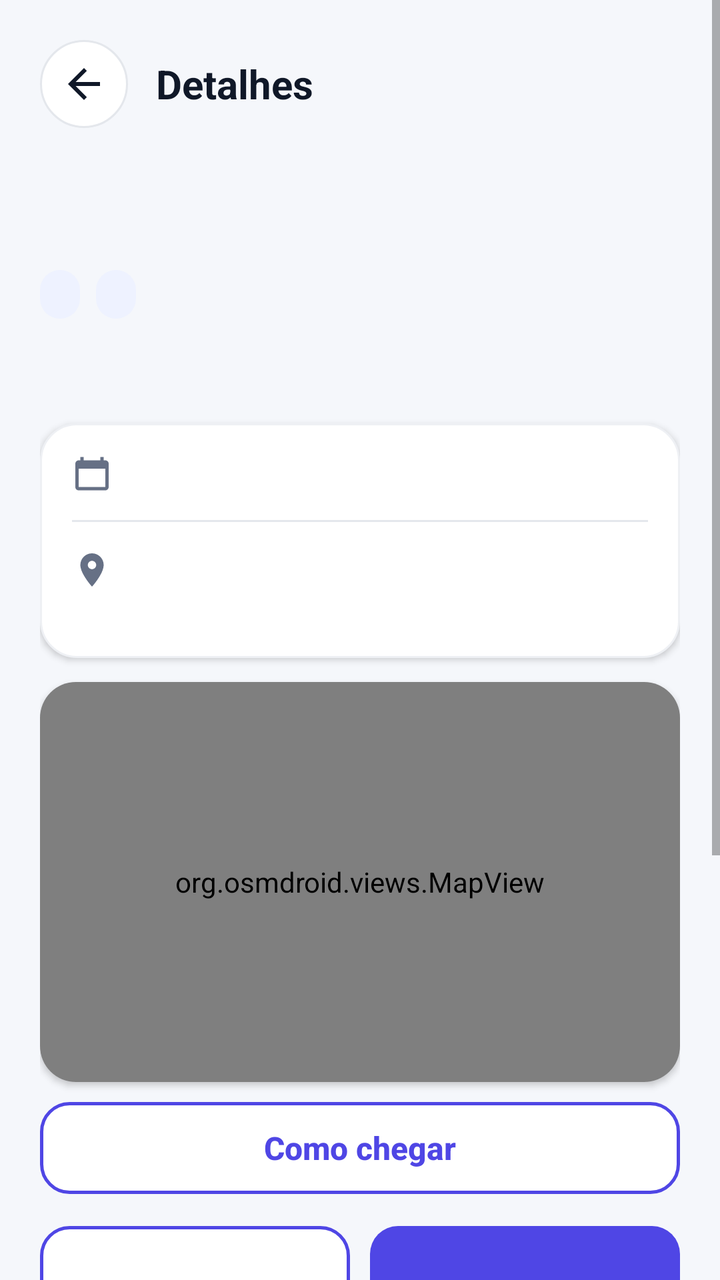
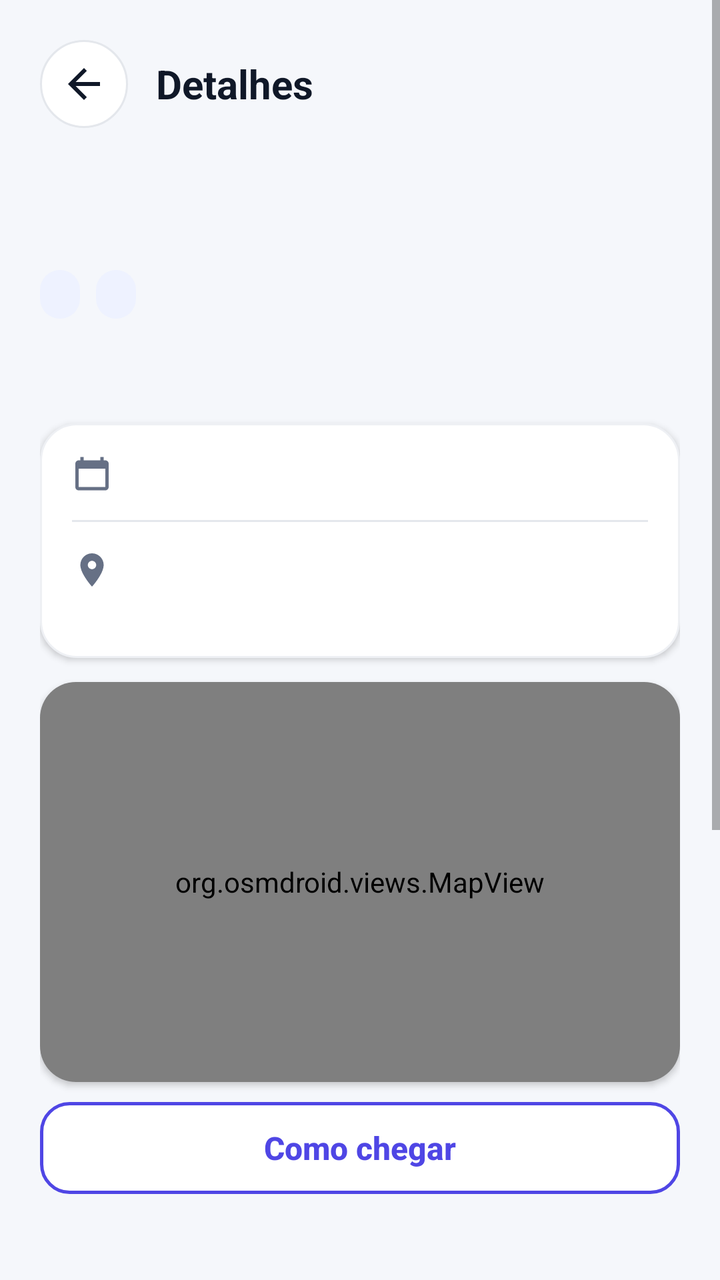

Two renders of the same Android screen: before a commit and after it. Below are the layout's source before the change and the commit's diff.
<!-- AndroidManifest.xml: application theme Theme.CampusHub -->
<!-- res/layout/activity_event_detail.xml -->
<?xml version="1.0" encoding="utf-8"?>
<ScrollView xmlns:android="http://schemas.android.com/apk/res/android"
    android:layout_width="match_parent"
    android:layout_height="match_parent"
    android:background="@color/background"
    android:fillViewport="true"
    android:fitsSystemWindows="true">

    <LinearLayout
        android:layout_width="match_parent"
        android:layout_height="wrap_content"
        android:orientation="vertical"
        android:padding="20dp">

        <LinearLayout
            android:layout_width="match_parent"
            android:layout_height="wrap_content"
            android:gravity="center_vertical"
            android:orientation="horizontal">

            <ImageView
                android:id="@+id/backButton"
                android:layout_width="44dp"
                android:layout_height="44dp"
                android:background="@drawable/bg_icon_button"
                android:clickable="true"
                android:contentDescription="@string/cd_back"
                android:focusable="true"
                android:padding="10dp"
                android:src="@drawable/ic_arrow_back" />

            <TextView
                android:layout_width="wrap_content"
                android:layout_height="wrap_content"
                android:layout_marginStart="14dp"
                android:text="@string/event_details_title"
                android:textColor="@color/text_primary"
                android:textSize="20sp"
                android:textStyle="bold" />
        </LinearLayout>

        <TextView
            android:id="@+id/detailTitle"
            android:layout_width="match_parent"
            android:layout_height="wrap_content"
            android:layout_marginTop="24dp"
            android:textColor="@color/text_primary"
            android:textSize="26sp"
            android:textStyle="bold" />

        <LinearLayout
            android:layout_width="wrap_content"
            android:layout_height="wrap_content"
            android:layout_marginTop="12dp"
            android:orientation="horizontal">

            <TextView
                android:id="@+id/detailCourse"
                android:layout_width="wrap_content"
                android:layout_height="wrap_content"
                android:background="@drawable/bg_chip"
                android:paddingStart="10dp"
                android:paddingTop="4dp"
                android:paddingEnd="10dp"
                android:paddingBottom="4dp"
                android:textColor="@color/primary"
                android:textSize="12sp"
                android:textStyle="bold" />

            <TextView
                android:id="@+id/detailCategory"
                android:layout_width="wrap_content"
                android:layout_height="wrap_content"
                android:layout_marginStart="8dp"
                android:background="@drawable/bg_chip"
                android:paddingStart="10dp"
                android:paddingTop="4dp"
                android:paddingEnd="10dp"
                android:paddingBottom="4dp"
                android:textColor="@color/primary"
                android:textSize="12sp"
                android:textStyle="bold" />
        </LinearLayout>

        <LinearLayout
            android:layout_width="wrap_content"
            android:layout_height="wrap_content"
            android:layout_marginTop="8dp"
            android:orientation="horizontal">

            <TextView
                android:id="@+id/detailAccess"
                android:layout_width="wrap_content"
                android:layout_height="wrap_content"
                android:paddingStart="10dp"
                android:paddingTop="4dp"
                android:paddingEnd="10dp"
                android:paddingBottom="4dp"
                android:textSize="12sp"
                android:textStyle="bold" />

            <TextView
                android:id="@+id/detailStatus"
                android:layout_width="wrap_content"
                android:layout_height="wrap_content"
                android:layout_marginStart="8dp"
                android:paddingStart="10dp"
                android:paddingTop="4dp"
                android:paddingEnd="10dp"
                android:paddingBottom="4dp"
                android:textSize="12sp"
                android:textStyle="bold" />
        </LinearLayout>

        <LinearLayout
            android:layout_width="match_parent"
            android:layout_height="wrap_content"
            android:layout_marginTop="20dp"
            android:background="@drawable/bg_card"
            android:elevation="2dp"
            android:orientation="vertical"
            android:padding="16dp">

            <LinearLayout
                android:layout_width="match_parent"
                android:layout_height="wrap_content"
                android:gravity="center_vertical"
                android:orientation="horizontal">

                <ImageView
                    android:layout_width="20dp"
                    android:layout_height="20dp"
                    android:importantForAccessibility="no"
                    android:src="@drawable/ic_calendar" />

                <TextView
                    android:id="@+id/detailDate"
                    android:layout_width="wrap_content"
                    android:layout_height="wrap_content"
                    android:layout_marginStart="12dp"
                    android:textColor="@color/text_primary"
                    android:textSize="15sp" />
            </LinearLayout>

            <View
                android:layout_width="match_parent"
                android:layout_height="1dp"
                android:layout_marginTop="12dp"
                android:layout_marginBottom="12dp"
                android:background="@color/border" />

            <LinearLayout
                android:layout_width="match_parent"
                android:layout_height="wrap_content"
                android:orientation="horizontal">

                <ImageView
                    android:layout_width="20dp"
                    android:layout_height="20dp"
                    android:layout_marginTop="2dp"
                    android:importantForAccessibility="no"
                    android:src="@drawable/ic_location" />

                <LinearLayout
                    android:layout_width="0dp"
                    android:layout_height="wrap_content"
                    android:layout_marginStart="12dp"
                    android:layout_weight="1"
                    android:orientation="vertical">

                    <TextView
                        android:id="@+id/detailLocation"
                        android:layout_width="match_parent"
                        android:layout_height="wrap_content"
                        android:textColor="@color/text_primary"
                        android:textSize="15sp"
                        android:textStyle="bold" />

                    <TextView
                        android:id="@+id/detailAddress"
                        android:layout_width="match_parent"
                        android:layout_height="wrap_content"
                        android:layout_marginTop="2dp"
                        android:textColor="@color/text_secondary"
                        android:textSize="13sp" />
                </LinearLayout>
            </LinearLayout>
        </LinearLayout>

        <FrameLayout
            android:id="@+id/mapCard"
            android:layout_width="match_parent"
            android:layout_height="200dp"
            android:layout_marginTop="12dp"
            android:background="@drawable/bg_card"
            android:clipToOutline="true"
            android:elevation="2dp">

            <org.osmdroid.views.MapView
                android:id="@+id/mapView"
                android:layout_width="match_parent"
                android:layout_height="match_parent" />
        </FrameLayout>

        <Button
            android:id="@+id/directionsButton"
            style="@style/CampusButtonOutline"
            android:layout_width="match_parent"
            android:layout_height="46dp"
            android:layout_marginTop="10dp"
            android:text="@string/action_directions" />

        <LinearLayout
            android:layout_width="match_parent"
            android:layout_height="wrap_content"
            android:layout_marginTop="16dp"
            android:orientation="horizontal">

            <Button
                android:id="@+id/favoriteButton"
                style="@style/CampusButtonOutline"
                android:layout_width="0dp"
                android:layout_height="52dp"
                android:layout_weight="1"
                android:textSize="14sp" />

            <Button
                android:id="@+id/enrollButton"
                style="@style/CampusButton"
                android:layout_width="0dp"
                android:layout_height="52dp"
                android:layout_marginStart="10dp"
                android:layout_weight="1"
                android:textSize="14sp" />
        </LinearLayout>

        <TextView
            android:layout_width="wrap_content"
            android:layout_height="wrap_content"
            android:layout_marginTop="24dp"
            android:text="@string/about_event"
            android:textColor="@color/text_primary"
            android:textSize="17sp"
            android:textStyle="bold" />

        <TextView
            android:id="@+id/detailDescription"
            android:layout_width="match_parent"
            android:layout_height="wrap_content"
            android:layout_marginTop="8dp"
            android:lineSpacingExtra="4dp"
            android:textColor="@color/text_secondary"
            android:textSize="15sp" />

        <LinearLayout
            android:layout_width="match_parent"
            android:layout_height="wrap_content"
            android:layout_marginTop="20dp"
            android:background="@drawable/bg_card"
            android:elevation="2dp"
            android:orientation="vertical"
            android:padding="16dp">

            <TextView
                android:layout_width="wrap_content"
                android:layout_height="wrap_content"
                android:text="@string/rating_title"
                android:textColor="@color/text_primary"
                android:textSize="17sp"
                android:textStyle="bold" />

            <TextView
                android:id="@+id/ratingSummary"
                android:layout_width="wrap_content"
                android:layout_height="wrap_content"
                android:layout_marginTop="6dp"
                android:textColor="@color/star"
                android:textSize="16sp"
                android:textStyle="bold" />

            <TextView
                android:id="@+id/ratingHint"
                android:layout_width="match_parent"
                android:layout_height="wrap_content"
                android:layout_marginTop="8dp"
                android:textColor="@color/text_secondary"
                android:textSize="13sp" />

            <LinearLayout
                android:id="@+id/ratingInput"
                android:layout_width="match_parent"
                android:layout_height="wrap_content"
                android:layout_marginTop="8dp"
                android:gravity="center_horizontal"
                android:orientation="vertical"
                android:visibility="gone">

                <RatingBar
                    android:id="@+id/ratingBar"
                    style="?android:attr/ratingBarStyle"
                    android:layout_width="wrap_content"
                    android:layout_height="wrap_content"
                    android:numStars="5"
                    android:progressBackgroundTint="@color/border"
                    android:progressTint="@color/star"
                    android:stepSize="1" />

                <Button
                    android:id="@+id/ratingSubmitButton"
                    style="@style/CampusButton"
                    android:layout_width="match_parent"
                    android:layout_height="48dp"
                    android:layout_marginTop="8dp"
                    android:textSize="14sp" />
            </LinearLayout>
        </LinearLayout>

        <LinearLayout
            android:layout_width="match_parent"
            android:layout_height="wrap_content"
            android:layout_marginTop="20dp"
            android:orientation="horizontal">

            <Button
                android:id="@+id/commentsButton"
                style="@style/CampusButtonOutline"
                android:layout_width="0dp"
                android:layout_height="50dp"
                android:layout_weight="1"
                android:text="@string/action_comments" />

            <Button
                android:id="@+id/mediaButton"
                style="@style/CampusButtonOutline"
                android:layout_width="0dp"
                android:layout_height="50dp"
                android:layout_marginStart="10dp"
                android:layout_weight="1"
                android:text="@string/action_media" />
        </LinearLayout>
    </LinearLayout>
</ScrollView>
<!-- resources referenced by this layout -->
<resources>
  <color name="background">#F5F7FB</color>
  <color name="border">#E4E7EC</color>
  <color name="primary">#4F46E5</color>
  <color name="star">#F59E0B</color>
  <color name="text_primary">#101828</color>
  <color name="text_secondary">#667085</color>
  <!-- drawable bg_card (drawable) -->
  <?xml version="1.0" encoding="utf-8"?>
  <shape xmlns:android="http://schemas.android.com/apk/res/android"
      android:shape="rectangle">
      <solid android:color="@color/white" />
      <corners android:radius="18dp" />
      <stroke android:width="1dp" android:color="#EEF0F4" />
  </shape>
  <!-- drawable bg_chip (drawable) -->
  <?xml version="1.0" encoding="utf-8"?>
  <shape xmlns:android="http://schemas.android.com/apk/res/android"
      android:shape="rectangle">
      <solid android:color="@color/primary_light" />
      <corners android:radius="50dp" />
  </shape>
  <!-- drawable bg_icon_button (drawable) -->
  <?xml version="1.0" encoding="utf-8"?>
  <ripple xmlns:android="http://schemas.android.com/apk/res/android"
      android:color="#1A101828">
      <item>
          <shape android:shape="oval">
              <solid android:color="@color/white" />
              <stroke android:width="1dp" android:color="@color/border" />
          </shape>
      </item>
      <item android:id="@android:id/mask">
          <shape android:shape="oval">
              <solid android:color="#000000" />
          </shape>
      </item>
  </ripple>
  <!-- drawable ic_arrow_back (drawable) -->
  <?xml version="1.0" encoding="utf-8"?>
  <vector xmlns:android="http://schemas.android.com/apk/res/android"
      android:width="24dp"
      android:height="24dp"
      android:viewportWidth="24"
      android:viewportHeight="24">
      <path
          android:fillColor="#101828"
          android:pathData="M20,11H7.83l5.59,-5.59L12,4l-8,8 8,8 1.41,-1.41L7.83,13H20v-2z" />
  </vector>
  <!-- drawable ic_calendar (drawable) -->
  <?xml version="1.0" encoding="utf-8"?>
  <vector xmlns:android="http://schemas.android.com/apk/res/android"
      android:width="24dp"
      android:height="24dp"
      android:viewportWidth="24"
      android:viewportHeight="24">
      <path
          android:fillColor="#667085"
          android:pathData="M20,3h-1L19,1h-2v2L7,3L7,1L5,1v2L4,3c-1.11,0 -1.99,0.9 -1.99,2L2,19c0,1.1 0.89,2 2,2h16c1.1,0 2,-0.9 2,-2L22,5c0,-1.1 -0.9,-2 -2,-2zM20,19L4,19L4,8h16v11z" />
  </vector>
  <!-- drawable ic_location (drawable) -->
  <?xml version="1.0" encoding="utf-8"?>
  <vector xmlns:android="http://schemas.android.com/apk/res/android"
      android:width="24dp"
      android:height="24dp"
      android:viewportWidth="24"
      android:viewportHeight="24">
      <path
          android:fillColor="#667085"
          android:pathData="M12,2C8.13,2 5,5.13 5,9c0,5.25 7,13 7,13s7,-7.75 7,-13c0,-3.87 -3.13,-7 -7,-7zM12,11.5c-1.38,0 -2.5,-1.12 -2.5,-2.5s1.12,-2.5 2.5,-2.5 2.5,1.12 2.5,2.5 -1.12,2.5 -2.5,2.5z" />
  </vector>
  <string name="about_event">Sobre o evento</string>
  <string name="action_comments">Comentários</string>
  <string name="action_directions">Como chegar</string>
  <string name="action_media">Mídias</string>
  <string name="cd_back">Voltar</string>
  <string name="event_details_title">Detalhes</string>
  <string name="rating_title">Avaliação</string>
  <style name="CampusButton" parent="Widget.AppCompat.Button">
          <item name="android:background">@drawable/bg_button</item>
          <item name="android:textColor">@color/white</item>
          <item name="android:textSize">16sp</item>
          <item name="android:textStyle">bold</item>
          <item name="android:textAllCaps">false</item>
          <item name="android:stateListAnimator">@null</item>
      </style>
  <style name="CampusButtonOutline" parent="CampusButton">
          <item name="android:background">@drawable/bg_button_outline</item>
          <item name="android:textColor">@color/primary</item>
      </style>
  <color name="white">#FFFFFFFF</color>
  <color name="primary_light">#EEF2FF</color>
  <color name="primary_dark">#3730A3</color>
  <color name="disabled">#D0D5DD</color>
  <!-- unchanged entries left out for length: 3 -->
</resources>

<!-- the commit's change to res/layout/activity_event_detail.xml (unified diff, before → after) -->
@@ -39,6 +39,15 @@
                 android:textStyle="bold" />
         </LinearLayout>
 
+        <ImageView
+            android:id="@+id/detailImage"
+            android:layout_width="match_parent"
+            android:layout_height="180dp"
+            android:layout_marginTop="16dp"
+            android:contentDescription="@null"
+            android:scaleType="centerCrop"
+            android:visibility="gone" />
+
         <TextView
             android:id="@+id/detailTitle"
             android:layout_width="match_parent"
@@ -210,10 +219,19 @@
             android:layout_marginTop="10dp"
             android:text="@string/action_directions" />
 
-        <LinearLayout
+        <TextView
+            android:id="@+id/detailCapacity"
             android:layout_width="match_parent"
             android:layout_height="wrap_content"
             android:layout_marginTop="16dp"
+            android:textColor="@color/text_primary"
+            android:textSize="14sp"
+            android:textStyle="bold" />
+
+        <LinearLayout
+            android:layout_width="match_parent"
+            android:layout_height="wrap_content"
+            android:layout_marginTop="10dp"
             android:orientation="horizontal">
 
             <Button
@@ -233,6 +251,15 @@
                 android:layout_weight="1"
                 android:textSize="14sp" />
         </LinearLayout>
+
+        <Button
+            android:id="@+id/qrButton"
+            style="@style/CampusButtonOutline"
+            android:layout_width="match_parent"
+            android:layout_height="48dp"
+            android:layout_marginTop="10dp"
+            android:text="Meu QR Code (check-in)"
+            android:visibility="gone" />
 
         <TextView
             android:layout_width="wrap_content"
